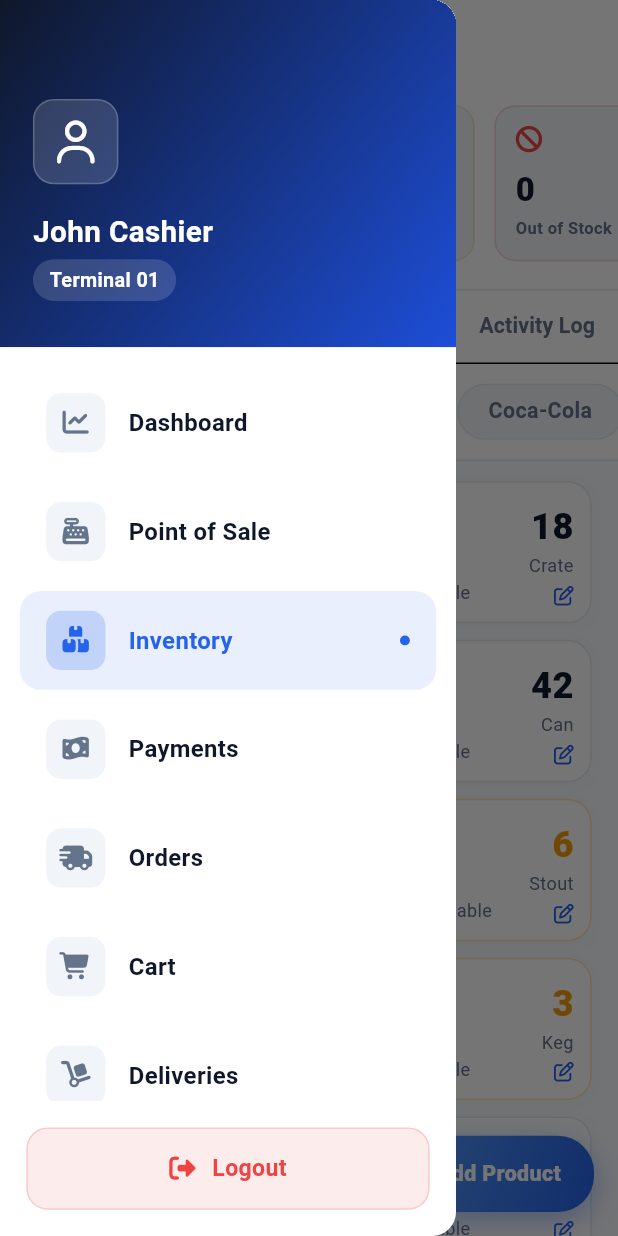
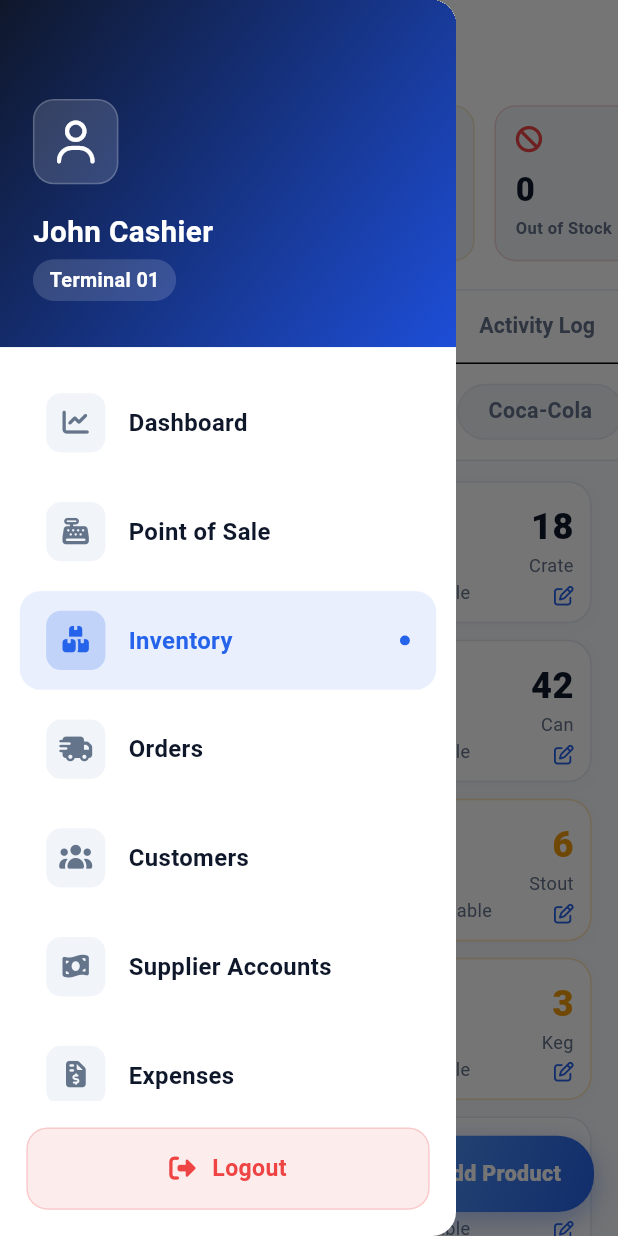
Before and after one commit to okworemmanuelc/drinkPosApp, a Flutter app: the InventoryScreen screen opened directly, with the side drawer open, on a phone screen of 412 x 824 dp. Run offline on Flutter 3.47's test engine with Material 3 defaults, Android fonts, the phone set to English and light mode, and no system bars; our stand-ins replace barcode_widget, font_awesome_flutter, permission_handler, screenshot, share_plus; missing offline and left inert: esc_pos_utils_plus, print_bluetooth_thermal; accounts and stored records are empty.

Commit message:
chore: fixes for crashes and performance improvements, added warehouse model placeholders

```diff
--- a/lib/features/dashboard/screens/dashboard_screen.dart
+++ b/lib/features/dashboard/screens/dashboard_screen.dart
@@ -31,9 +31,9 @@
   Color get _border => _isDark ? dBorder : lBorder;
 
   double get _totalStockValue {
-    return kInventoryItems.fold(0, (sum, item) {
+    return kInventoryItems.fold(0.0, (sum, item) {
       // Mock price logic or lookup
-      return sum + (item.stock * 5000); // Using 5000 as a base mock price
+      return sum + (item.totalStock * 5000); // Using 5000 as a base mock price
     });
   }
 
@@ -144,7 +144,7 @@
         ),
         _metricCard(
           'Customer Wallet',
-          'Cr: ' + formatCurrency(25000) + '\nDr: ' + formatCurrency(12000),
+          'Cr: ${formatCurrency(25000)}\nDr: ${formatCurrency(12000)}',
           FontAwesomeIcons.wallet,
           blueMain,
         ),
--- a/lib/features/inventory/data/inventory_data.dart
+++ b/lib/features/inventory/data/inventory_data.dart
@@ -6,6 +6,12 @@
 import 'models/inventory_item.dart';
 import 'models/crate_stock.dart';
 import 'models/inventory_log.dart';
+import '../../warehouse/data/models/warehouse.dart';
+
+final List<Warehouse> kWarehouses = [
+  Warehouse(id: 'w1', name: 'Main Warehouse', location: 'Lagos'),
+  Warehouse(id: 'w2', name: 'Store Room', location: 'Ikeja'),
+];
 
 final List<CrateStock> kCrateStocks = [
   CrateStock(group: CrateGroup.nbPlc, available: 24),
@@ -22,7 +28,7 @@
     supplierId: 's1',
     icon: FontAwesomeIcons.beerMugEmpty,
     color: Color(0xFFF59E0B),
-    stock: 18,
+    warehouseStock: {'w1': 10, 'w2': 8},
     lowStockThreshold: 5,
   ),
   InventoryItem(
@@ -32,7 +38,7 @@
     supplierId: 's1',
     icon: FontAwesomeIcons.wineBottle,
     color: Color(0xFF10B981),
-    stock: 42,
+    warehouseStock: {'w1': 20, 'w2': 22},
     lowStockThreshold: 10,
   ),
   InventoryItem(
@@ -42,7 +48,7 @@
     supplierId: 's2',
     icon: FontAwesomeIcons.wineGlassEmpty,
     color: Color(0xFF334155),
-    stock: 6,
+    warehouseStock: {'w1': 3, 'w2': 3},
     lowStockThreshold: 8,
   ),
   InventoryItem(
@@ -52,7 +58,7 @@
     supplierId: 's1',
     icon: FontAwesomeIcons.database,
     color: Color(0xFFD97706),
-    stock: 3,
+    warehouseStock: {'w1': 1, 'w2': 2},
     lowStockThreshold: 4,
   ),
   InventoryItem(
@@ -62,7 +68,7 @@
     supplierId: 's1',
     icon: FontAwesomeIcons.wineBottle,
     color: Color(0xFF3B82F6),
-    stock: 30,
+    warehouseStock: {'w1': 15, 'w2': 15},
     lowStockThreshold: 10,
   ),
   InventoryItem(
@@ -72,7 +78,7 @@
     supplierId: 's1',
     icon: FontAwesomeIcons.beerMugEmpty,
     color: Color(0xFFEA580C),
-    stock: 2,
+    warehouseStock: {'w1': 2, 'w2': 0},
     lowStockThreshold: 5,
   ),
   InventoryItem(
@@ -82,7 +88,7 @@
     supplierId: 's1',
     icon: FontAwesomeIcons.wineBottle,
     color: Color(0xFFE11D48),
-    stock: 14,
+    warehouseStock: {'w1': 7, 'w2': 7},
     lowStockThreshold: 6,
   ),
   InventoryItem(
@@ -92,7 +98,7 @@
     supplierId: 's2',
     icon: FontAwesomeIcons.database,
     color: Color(0xFF475569),
-    stock: 1,
+    warehouseStock: {'w1': 1, 'w2': 0},
     lowStockThreshold: 3,
   ),
   InventoryItem(
@@ -102,7 +108,7 @@
     supplierId: 's1',
     icon: FontAwesomeIcons.beerMugEmpty,
     color: Color(0xFFEAB308),
-    stock: 9,
+    warehouseStock: {'w1': 9, 'w2': 0},
     lowStockThreshold: 5,
   ),
   InventoryItem(
@@ -112,7 +118,7 @@
     supplierId: 's1',
     icon: FontAwesomeIcons.wineBottle,
     color: Color(0xFF78350F),
-    stock: 22,
+    warehouseStock: {'w1': 11, 'w2': 11},
     lowStockThreshold: 8,
   ),
   InventoryItem(
@@ -122,7 +128,7 @@
     supplierId: 's1',
     icon: FontAwesomeIcons.wineBottle,
     color: Color(0xFFC2410C),
-    stock: 17,
+    warehouseStock: {'w1': 10, 'w2': 7},
     lowStockThreshold: 8,
   ),
 ];
--- a/lib/features/inventory/data/models/inventory_item.dart
+++ b/lib/features/inventory/data/models/inventory_item.dart
@@ -9,7 +9,7 @@
   String supplierId;
   IconData icon;
   Color color;
-  double stock;
+  Map<String, double> warehouseStock; // warehouseId -> quantity
   double lowStockThreshold;
 
   InventoryItem({
@@ -19,7 +19,14 @@
     required this.supplierId,
     required this.icon,
     required this.color,
-    this.stock = 0,
+    this.warehouseStock = const {},
     this.lowStockThreshold = 5,
   });
+
+  double get totalStock =>
+      warehouseStock.values.fold(0.0, (sum, val) => sum + val);
+
+  // Helper to get stock for a specific warehouse
+  double getStockForWarehouse(String warehouseId) =>
+      warehouseStock[warehouseId] ?? 0.0;
 }
--- a/lib/features/inventory/screens/inventory_screen.dart
+++ b/lib/features/inventory/screens/inventory_screen.dart
@@ -103,9 +103,9 @@
   Widget _buildSummaryCards(BuildContext context) {
     final totalItems = kInventoryItems.length;
     final lowStock = kInventoryItems
-        .where((i) => i.stock <= i.lowStockThreshold)
+        .where((i) => i.totalStock <= i.lowStockThreshold)
         .length;
-    final outOfStock = kInventoryItems.where((i) => i.stock == 0).length;
+    final outOfStock = kInventoryItems.where((i) => i.totalStock == 0).length;
     final totalCrates = _activeCrateGroups.fold<double>(
       0,
       (s, c) => s + c.available,
@@ -442,32 +442,29 @@
 
     if (_stockFilter == 'low') {
       return list
-          .where((i) => i.stock > 0 && i.stock <= i.lowStockThreshold)
+          .where((i) => i.totalStock > 0 && i.totalStock <= i.lowStockThreshold)
           .toList();
     } else if (_stockFilter == 'out') {
-      return list.where((i) => i.stock == 0).toList();
+      return list.where((i) => i.totalStock == 0).toList();
     }
     return list;
   }
 
   List<CrateStock> get _activeCrateGroups {
-    return kCrateStocks.where((cs) {
-      return kInventoryItems.any((item) {
-        final supplier = supplierService.getAll().firstWhere(
-          (s) => s.id == item.supplierId,
-          orElse: () =>
-              Supplier(id: '', name: '', crateGroup: CrateGroup.nbPlc),
-        );
-        final isGlass =
-            item.subtitle.toLowerCase() == 'crate' ||
-            kProducts.any(
-              (p) =>
-                  p['name'] == item.productName &&
-                  p['category'] == 'Glass Crates',
-            );
-        return supplier.crateGroup == cs.group && isGlass;
-      });
-    }).toList();
+    // 1. Get all unique crate groups used by current inventory items
+    final Set<CrateGroup> usedGroups = {};
+    for (final item in kInventoryItems) {
+      final isGlass = item.subtitle.toLowerCase() == 'crate';
+      if (!isGlass) continue;
+
+      final supplier = supplierService.getById(item.supplierId);
+      if (supplier != null) {
+        usedGroups.add(supplier.crateGroup);
+      }
+    }
+
+    // 2. Filter kCrateStocks by those groups
+    return kCrateStocks.where((cs) => usedGroups.contains(cs.group)).toList();
   }
 
   Widget _buildSupplierFilter(BuildContext context) {
@@ -528,8 +525,8 @@
   }
 
   Widget _buildProductRow(BuildContext context, InventoryItem item) {
-    final isLow = item.stock > 0 && item.stock <= item.lowStockThreshold;
-    final isOut = item.stock == 0;
+    final isLow = item.totalStock > 0 && item.totalStock <= item.lowStockThreshold;
+    final isOut = item.totalStock == 0;
     final supplier = supplierService.getAll().firstWhere(
       (s) => s.id == item.supplierId,
       orElse: () =>
@@ -679,7 +676,7 @@
                     // RESPONSIVE: Prevent quantity overflow
                     fit: BoxFit.scaleDown,
                     child: Text(
-                      item.stock.toStringAsFixed(item.stock % 1 == 0 ? 0 : 1),
+                      item.totalStock.toStringAsFixed(item.totalStock % 1 == 0 ? 0 : 1),
                       style: TextStyle(
                         fontSize: context.getRFontSize(22), // RESPONSIVE
                         fontWeight: FontWeight.w800,
@@ -1460,10 +1457,16 @@
                       ),
                       onPressed: () {
                         final entered = double.tryParse(ctrl.text) ?? 0;
-                        final newQty = action == 'restock'
-                            ? item.stock + entered
+                        // For now, we update the first warehouse available
+                        final warehouseId = item.warehouseStock.keys.isNotEmpty
+                            ? item.warehouseStock.keys.first
+                            : 'w1';
+                        final currentWarehouseStock = item.warehouseStock[warehouseId] ?? 0.0;
+
+                        final newWarehouseQty = action == 'restock'
+                            ? currentWarehouseStock + entered
                             : entered;
-                        final diff = newQty - item.stock;
+                        final diff = newWarehouseQty - currentWarehouseStock;
 
                         final log = InventoryLog(
                           timestamp: DateTime.now(),
@@ -1471,8 +1474,8 @@
                           itemId: item.id,
                           itemName: item.productName,
                           action: action,
-                          previousValue: item.stock,
-                          newValue: newQty,
+                          previousValue: item.totalStock,
+                          newValue: item.totalStock + diff,
                           note: noteCtrl.text.isEmpty ? null : noteCtrl.text,
                         );
 
@@ -1484,7 +1487,11 @@
                         );
 
                         setState(() {
-                          item.stock = newQty;
+                          // Update the specific warehouse stock
+                          final newStockMap = Map<String, double>.from(item.warehouseStock);
+                          newStockMap[warehouseId] = newWarehouseQty;
+                          item.warehouseStock = newStockMap;
+
                           kInventoryLogs.add(log);
 
                           if (productData.isNotEmpty &&
@@ -2100,6 +2107,42 @@
                             ),
                           ),
                         ),
+                        const SizedBox(height: 12),
+                        _inputField(
+                          'Initial Stock',
+                          stockCtrl,
+                          'e.g. 50',
+                          isNumber: true,
+                        ),
+                        const SizedBox(height: 12),
+                        Row(
+                          children: [
+                            Expanded(
+                              child: _inputField(
+                                'Retail Price',
+                                retailPriceCtrl,
+                                'e.g. 500',
+                                isNumber: true,
+                              ),
+                            ),
+                            const SizedBox(width: 12),
+                            Expanded(
+                              child: _inputField(
+                                'Wholesale Price',
+                                wholesalePriceCtrl,
+                                'e.g. 450',
+                                isNumber: true,
+                              ),
+                            ),
+                          ],
+                        ),
+                        const SizedBox(height: 12),
+                        _inputField(
+                          'Buying Price',
+                          buyingPriceCtrl,
+                          'e.g. 400',
+                          isNumber: true,
+                        ),
                       ],
                     ),
                   ),
@@ -2129,7 +2172,9 @@
                           supplierId: selectedSupplierId,
                           icon: FontAwesomeIcons.wineBottle,
                           color: blueMain,
-                          stock: double.tryParse(stockCtrl.text) ?? 0,
+                          warehouseStock: {
+                            'w1': double.tryParse(stockCtrl.text) ?? 0
+                          },
                         );
                         final log = InventoryLog(
                           timestamp: DateTime.now(),
@@ -2138,7 +2183,7 @@
                           itemName: newItem.productName,
                           action: 'restock',
                           previousValue: 0,
-                          newValue: newItem.stock,
+                          newValue: newItem.totalStock,
                           note: 'New product added to inventory',
                         );
                         setState(() {
@@ -2149,17 +2194,18 @@
                           kProducts.add({
                             'name': newItem.productName,
                             'subtitle': newItem.subtitle,
+                            'category': 'Other',
                             'price': int.tryParse(retailPriceCtrl.text) ?? 0,
                             'wholesale_price':
                                 int.tryParse(wholesalePriceCtrl.text) ?? 0,
                             'buying_price':
                                 int.tryParse(buyingPriceCtrl.text) ?? 0,
-                            'category': 'Other',
                             'icon': newItem.icon,
                             'color': newItem.color,
+                            'image': '',
                           });
                         });
-                        Navigator.pop(ctx);
+                        Navigator.pop(context);
                       },
                       child: const Text(
                         'Add to Inventory & POS',
@@ -2328,7 +2374,7 @@
                         note: 'Supplier added: ${newSupplier.name}',
                       );
                       setState(() {
-                        supplierService.getAll().add(newSupplier);
+                        supplierService.addSupplier(newSupplier);
                         kInventoryLogs.add(log);
                       });
                       Navigator.pop(ctx);
--- a/lib/features/payments/screens/payments_screen.dart
+++ b/lib/features/payments/screens/payments_screen.dart
@@ -36,7 +36,7 @@
       builder: (context, mode, child) {
         return Scaffold(
           backgroundColor: _bg,
-          drawer: const AppDrawer(activeRoute: 'payments'),
+          drawer: const AppDrawer(activeRoute: 'supplier_accounts'),
           appBar: _buildAppBar(context),
           body: ValueListenableBuilder<List<Payment>>(
             valueListenable: paymentService,
@@ -174,7 +174,7 @@
                 FittedBox(
                   fit: BoxFit.scaleDown,
                   child: Text(
-                    'Payments',
+                    'Supplier Accounts',
                     style: TextStyle(
                       fontSize: context.getRFontSize(18),
                       fontWeight: FontWeight.w800,
--- a/lib/features/pos/screens/pos_home_screen.dart
+++ b/lib/features/pos/screens/pos_home_screen.dart
@@ -293,13 +293,13 @@
       'category': existing['category'] ?? 'Other',
       'icon': item.icon,
       'color': item.color,
-      'stock': item.stock,
+      'stock': item.totalStock,
     };
   }
 
   Widget _buildGrid() {
     final allProducts = kInventoryItems
-        .where((i) => i.stock > 0) // only show in-stock items on POS
+        .where((i) => i.totalStock > 0) // only show in-stock items on POS
         .map(_inventoryItemToProduct)
         .toList();
 
--- /dev/null
+++ b/lib/features/warehouse/data/models/warehouse.dart
@@ -0,0 +1,11 @@
+class Warehouse {
+  final String id;
+  final String name;
+  final String location;
+
+  Warehouse({
+    required this.id,
+    required this.name,
+    required this.location,
+  });
+}
--- a/lib/shared/widgets/app_drawer.dart
+++ b/lib/shared/widgets/app_drawer.dart
@@ -130,13 +130,6 @@
         ),
         _navItem(
           context,
-          FontAwesomeIcons.moneyBillWave,
-          'Payments',
-          active: activeRoute == 'payments',
-          onTap: () => _navigateTo(context, 'payments'),
-        ),
-        _navItem(
-          context,
           FontAwesomeIcons.truckFast,
           'Orders',
           active: activeRoute == 'orders',
@@ -144,17 +137,18 @@
         ),
         _navItem(
           context,
-          FontAwesomeIcons.cartShopping,
-          'Cart',
-          active: activeRoute == 'cart',
-          onTap: () => _navigateTo(context, 'cart'),
+          FontAwesomeIcons.users,
+          'Customers',
+          active: activeRoute == 'customers',
+          onTap: () => _navigateTo(context, 'customers'),
         ),
         _navItem(
           context,
-          FontAwesomeIcons.dolly,
-          'Deliveries',
-          active: activeRoute == 'deliveries',
-          onTap: () => _navigateTo(context, 'deliveries'),
+          FontAwesomeIcons.moneyBillWave,
+          'Supplier Accounts',
+          active:
+              activeRoute == 'supplier_accounts' || activeRoute == 'payments',
+          onTap: () => _navigateTo(context, 'supplier_accounts'),
         ),
         _navItem(
           context,
@@ -165,17 +159,41 @@
         ),
         _navItem(
           context,
-          FontAwesomeIcons.users,
-          'Customers',
-          active: activeRoute == 'customers',
-          onTap: () => _navigateTo(context, 'customers'),
+          FontAwesomeIcons.warehouse,
+          'Manage Warehouse',
+          active: activeRoute == 'warehouse',
+          onTap: () => _navigateTo(context, 'warehouse'),
         ),
+        _navItem(
+          context,
+          FontAwesomeIcons.userGroup,
+          'Staff',
+          active: activeRoute == 'staff',
+          onTap: () => _navigateTo(context, 'staff'),
+        ),
+        SizedBox(height: context.getRSize(12)),
+        Divider(color: _border),
+        SizedBox(height: context.getRSize(12)),
         _navItem(
           context,
           FontAwesomeIcons.clockRotateLeft,
           'Activity Logs',
           active: activeRoute == 'activity_logs',
           onTap: () => _navigateTo(context, 'activity_logs'),
+        ),
+        _navItem(
+          context,
+          FontAwesomeIcons.truckArrowRight,
+          'Deliveries',
+          active: activeRoute == 'deliveries',
+          onTap: () => _navigateTo(context, 'deliveries'),
+        ),
+        _navItem(
+          context,
+          FontAwesomeIcons.cartShopping,
+          'Cart',
+          active: activeRoute == 'cart',
+          onTap: () => _navigateTo(context, 'cart'),
         ),
         SizedBox(height: context.getRSize(12)),
         Divider(color: _border),
@@ -201,18 +219,22 @@
       navigationService.setIndex(2);
     } else if (route == 'orders') {
       navigationService.setIndex(3);
+    } else if (route == 'customers') {
+      navigationService.setIndex(4);
+    } else if (route == 'supplier_accounts' || route == 'payments') {
+      navigationService.setIndex(5);
+    } else if (route == 'expenses') {
+      navigationService.setIndex(6);
+    } else if (route == 'warehouse') {
+      navigationService.setIndex(7);
+    } else if (route == 'staff') {
+      navigationService.setIndex(8);
     } else if (route == 'cart') {
-      navigationService.setIndex(4);
-    } else if (route == 'payments') {
-      navigationService.setIndex(5);
+      navigationService.setIndex(9);
     } else if (route == 'deliveries') {
-      navigationService.setIndex(6);
-    } else if (route == 'expenses') {
-      navigationService.setIndex(7);
-    } else if (route == 'customers') {
-      navigationService.setIndex(8);
+      navigationService.setIndex(10);
     } else if (route == 'activity_logs') {
-      navigationService.setIndex(9);
+      navigationService.setIndex(11);
     }
   }
 
```
Also changed, not shown: analyze_output.txt (+7 -9 lines), lib/features/deliveries/widgets/receive_delivery_sheet.dart (+11 -3 lines), lib/features/inventory/screens/product_detail_screen.dart (+7 -10 lines), lib/features/pos/screens/checkout_page.dart (+18 -10 lines), lib/features/staff/screens/staff_screen.dart (added, +55 -0 lines), lib/features/warehouse/screens/warehouse_screen.dart (added, +55 -0 lines), lib/shared/widgets/main_layout.dart (+25 -13 lines).
